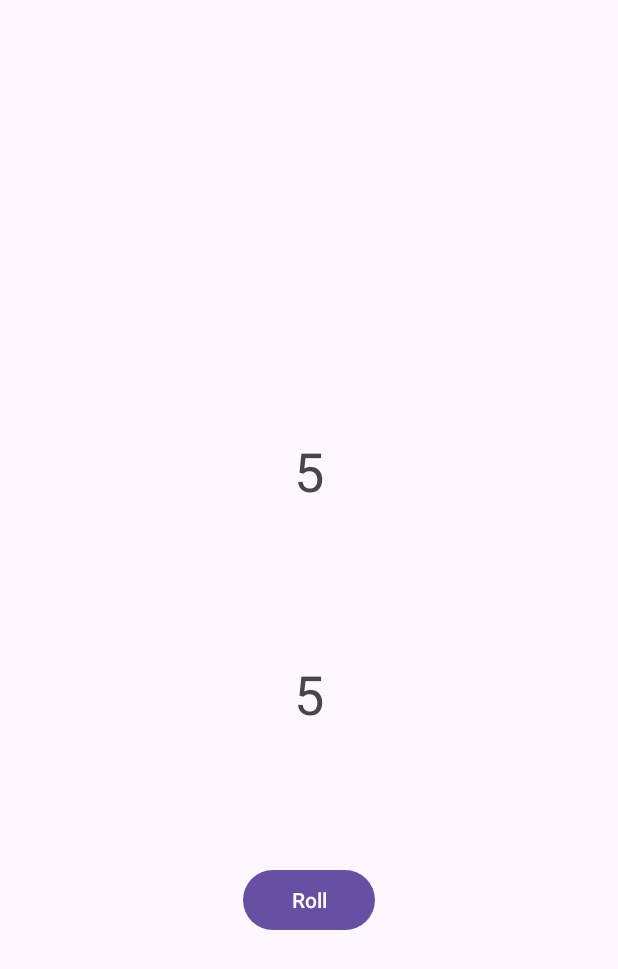
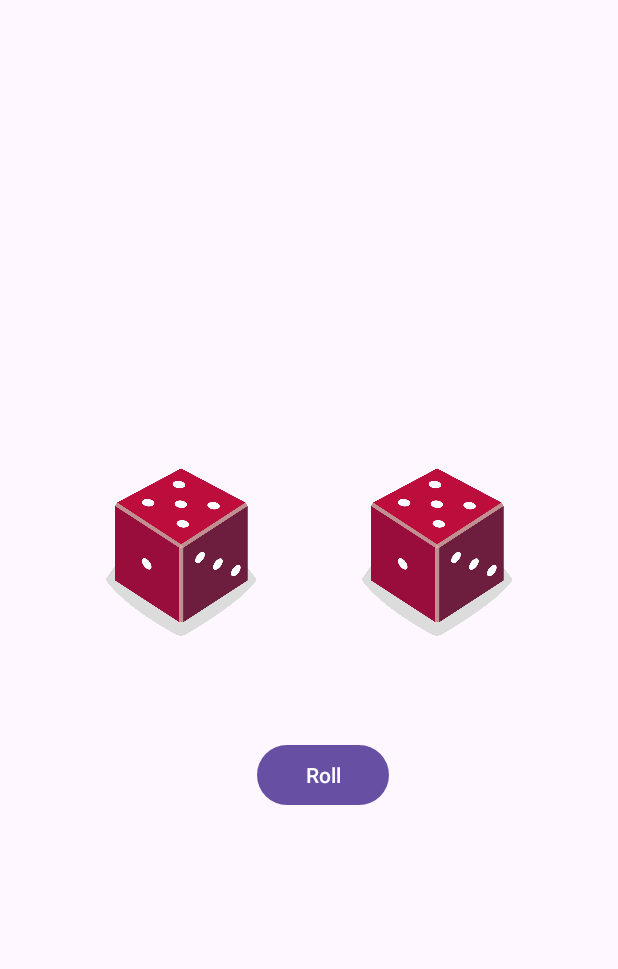
Before and after one commit to SukritLove/DiceRollingKotlin, an Android app: the screen it shows after launch (MainActivity), after a tap on "Roll", on a phone screen of 412 x 824 dp. Shown: the top 969 px of the screen. Run offline under Robolectric (Android 15) with nearby library versions, the phone set to English and light mode, and no system bars.

Commit message:
Dice Rolling Proj. Kotlin [Using Image Dice]

```diff
--- a/app/src/main/java/com/example/diceroll/MainActivity.kt
+++ b/app/src/main/java/com/example/diceroll/MainActivity.kt
@@ -2,7 +2,7 @@ package com.example.diceroll
 
 import android.os.Bundle
 import android.widget.Button
-import android.widget.TextView
+import android.widget.ImageView
 import android.widget.Toast
 import androidx.appcompat.app.AppCompatActivity
 
@@ -12,24 +12,60 @@ class MainActivity : AppCompatActivity() {
         setContentView(R.layout.activity_main)
 
         val rollBtn: Button = findViewById(R.id.rollDice)
-        val resultText: TextView = findViewById(R.id.diceNumber1)
-        val resultText2: TextView = findViewById(R.id.diceNumber2)
+        val diceBlock1: ImageView = findViewById(R.id.dice1)
+
+        val diceBlock2: ImageView = findViewById(R.id.dice2)
 
         rollBtn.setOnClickListener {
             val toast = Toast.makeText(this, "Rolling the Dice!!!", Toast.LENGTH_SHORT)
             toast.show()
 
-            rollDice(resultText)
-            rollDice(resultText2)
+            rollDice(diceBlock1)
+            rollDice(diceBlock2)
+
         }
 
 
     }
 
-    private fun rollDice(result : TextView) {
+
+    private fun rollDice(result: ImageView) {
         val dice = Dice(6)
+
         val diceRoll = dice.roll()
-        result.text = diceRoll.toString()
+        val drResult = when (diceRoll) {
+            1 -> R.drawable.dice_1
+            2 -> R.drawable.dice_2
+            3 -> R.drawable.dice_3
+            4 -> R.drawable.dice_4
+            5 -> R.drawable.dice_5
+            else -> R.drawable.dice_6
+        }
+        result.setImageResource(drResult)
+        result.contentDescription = diceRoll.toString()
+
+        // Condition 1 : Separate variable with Logic
+        /*val diceRoll = dice.roll()
+        when(diceRoll){
+            1 -> result.setImageResource(R.drawable.dice_1)
+            2 -> result.setImageResource(R.drawable.dice_2)
+            3 -> result.setImageResource(R.drawable.dice_3)
+            4 -> result.setImageResource(R.drawable.dice_4)
+            5 -> result.setImageResource(R.drawable.dice_5)
+            6 -> result.setImageResource(R.drawable.dice_6)
+        }*/
+
+        // Condition 2 : Inline
+        /*when (dice.roll()) {
+            1 -> result.setImageResource(R.drawable.dice_1)
+            2 -> result.setImageResource(R.drawable.dice_2)
+            3 -> result.setImageResource(R.drawable.dice_3)
+            4 -> result.setImageResource(R.drawable.dice_4)
+            5 -> result.setImageResource(R.drawable.dice_5)
+            6 -> result.setImageResource(R.drawable.dice_6)
+        }*/
+
+
     }
 
     class Dice(private var numSides: Int) {
@@ -37,4 +73,5 @@ class MainActivity : AppCompatActivity() {
             return (1..numSides).random()
         }
     }
+
 }
--- a/app/src/main/res/layout/activity_main.xml
+++ b/app/src/main/res/layout/activity_main.xml
@@ -7,38 +7,42 @@
     tools:context=".MainActivity">
 
 
-    <TextView
-        android:id="@+id/diceNumber1"
-        android:layout_width="wrap_content"
-        android:layout_height="wrap_content"
-        android:layout_marginTop="200dp"
-        android:textSize="36sp"
-        app:layout_constraintBottom_toTopOf="@+id/diceNumber2"
-        app:layout_constraintEnd_toEndOf="parent"
-        app:layout_constraintStart_toStartOf="parent"
-        app:layout_constraintTop_toTopOf="parent"
-        tools:text="1" />
 
-    <TextView
-        android:id="@+id/diceNumber2"
-        android:layout_width="wrap_content"
-        android:layout_height="wrap_content"
-        android:layout_marginTop="10dp"
-        android:textSize="36sp"
-        app:layout_constraintBottom_toTopOf="@+id/rollDice"
-        app:layout_constraintEnd_toEndOf="parent"
-        app:layout_constraintStart_toStartOf="parent"
-        app:layout_constraintTop_toBottomOf="@+id/diceNumber1"
-        tools:text="1" />
 
     <Button
         android:id="@+id/rollDice"
         android:layout_width="wrap_content"
         android:layout_height="wrap_content"
-        android:layout_marginBottom="200dp"
         android:text="Roll"
         app:layout_constraintBottom_toBottomOf="parent"
         app:layout_constraintEnd_toEndOf="parent"
-        app:layout_constraintStart_toStartOf="parent" />
+        app:layout_constraintHorizontal_bias="0.529"
+        app:layout_constraintStart_toStartOf="parent"
+        app:layout_constraintTop_toTopOf="parent"
+        app:layout_constraintVertical_bias="0.635" />
+
+    <ImageView
+        android:id="@+id/dice1"
+        android:layout_width="100dp"
+        android:layout_height="140dp"
+        android:contentDescription="DiceBlock"
+        app:layout_constraintBottom_toBottomOf="parent"
+        app:layout_constraintEnd_toStartOf="@+id/dice2"
+        app:layout_constraintStart_toStartOf="parent"
+        app:layout_constraintTop_toTopOf="parent"
+        app:layout_constraintVertical_bias="0.436"
+        tools:srcCompat="@drawable/dice_1" />
+
+    <ImageView
+        android:id="@+id/dice2"
+        android:layout_width="100dp"
+        android:layout_height="140dp"
+        android:contentDescription="DiceBlock"
+        app:layout_constraintBottom_toBottomOf="parent"
+        app:layout_constraintEnd_toEndOf="parent"
+        app:layout_constraintStart_toEndOf="@+id/dice1"
+        app:layout_constraintTop_toTopOf="parent"
+        app:layout_constraintVertical_bias="0.436"
+        tools:srcCompat="@drawable/dice_1" />
 
 </androidx.constraintlayout.widget.ConstraintLayout>
```
Also changed, not shown: app/src/main/res/drawable/dice_1.png (added), app/src/main/res/drawable/dice_2.png (added), app/src/main/res/drawable/dice_3.png (added), app/src/main/res/drawable/dice_4.png (added), app/src/main/res/drawable/dice_5.png (added), app/src/main/res/drawable/dice_6.png (added).
